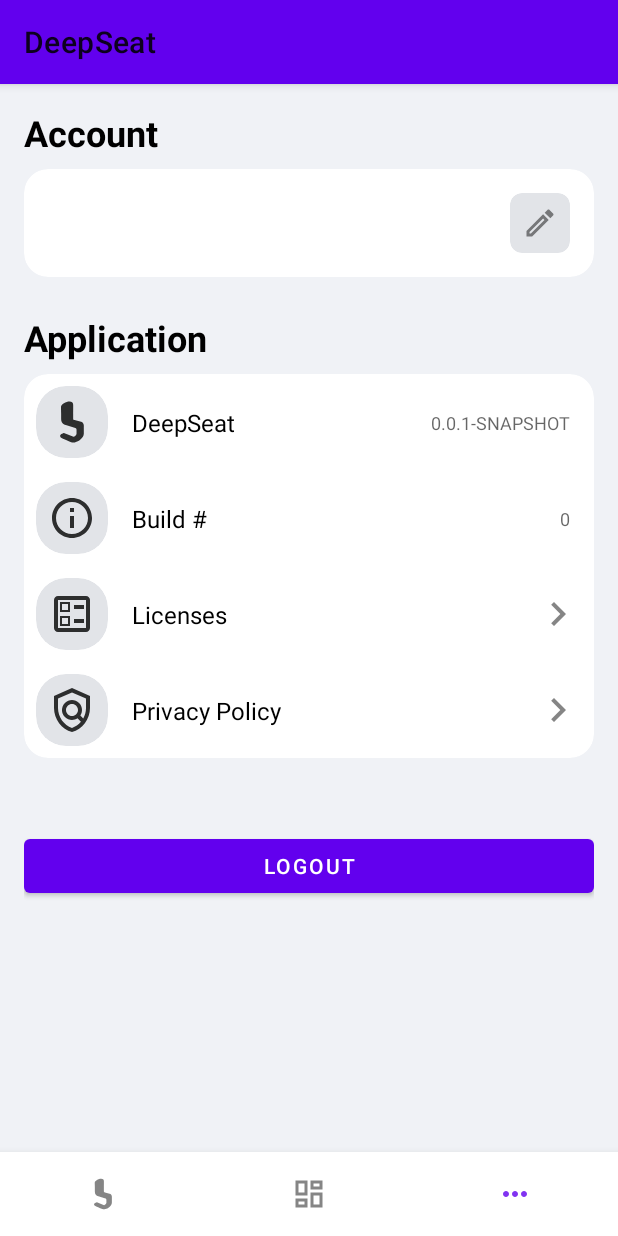
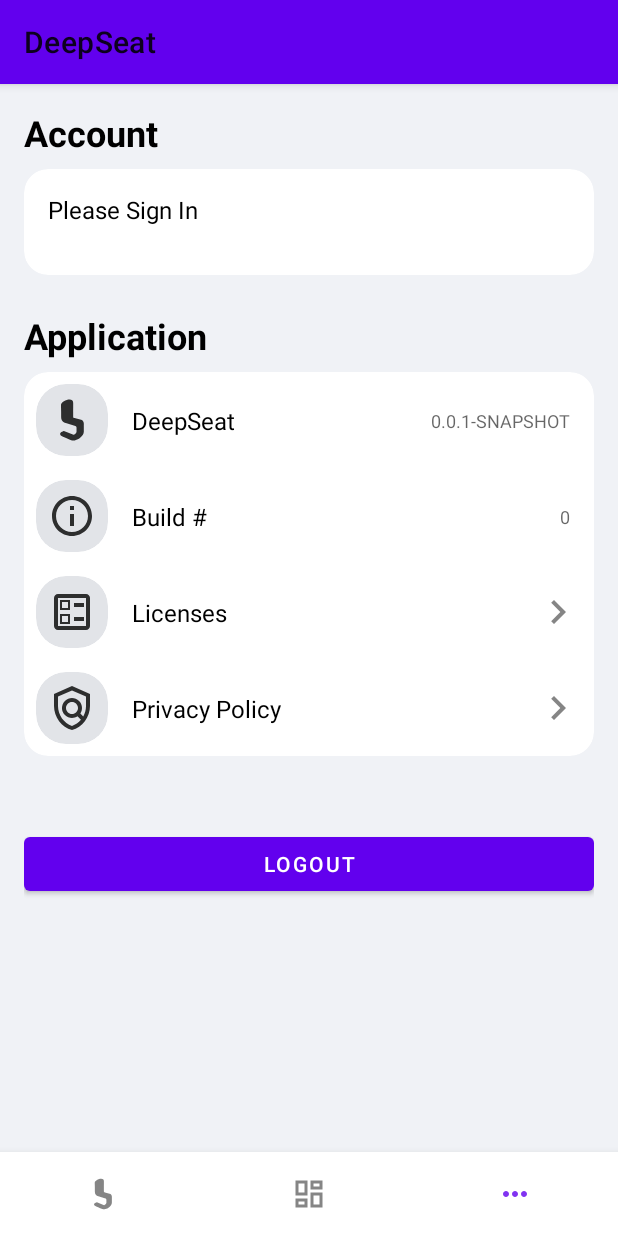
Before and after one commit to seongjiko/DeepSeat_project, an Android app: the screen it shows after launch (MainActivity), item 3 of the bottom bar chosen, on a phone screen of 412 x 824 dp. Run offline under Robolectric (Android 15) with nearby library versions, the phone set to English and light mode, and no system bars.

Commit message:
Feat: MoreFragment 로그인/아웃 작업 추가

```diff
--- a/src/app/android/app/src/main/java/com/deepseat/ds/fragment/MoreFragment.kt
+++ b/src/app/android/app/src/main/java/com/deepseat/ds/fragment/MoreFragment.kt
@@ -1,5 +1,6 @@
 package com.deepseat.ds.fragment
 
+import android.content.Intent
 import android.os.Bundle
 import androidx.fragment.app.Fragment
 import android.view.LayoutInflater
@@ -11,6 +12,7 @@
 import com.deepseat.ds.GlobalData
 import com.deepseat.ds.MainActivity
 import com.deepseat.ds.R
+import com.deepseat.ds.activity.LoginActivity
 import com.deepseat.ds.adapter.MenuAdapter
 import com.deepseat.ds.databinding.FragmentMoreBinding
 import com.deepseat.ds.datasource.MenuDataSource
@@ -46,8 +48,22 @@
             // Account View
             binding.txtMenuNickname.text = GlobalData.user.nickname
             binding.txtMenuUserId.text = GlobalData.user.userId
-            binding.cardMenuEdit.setOnClickListener(this)
+            binding.cardMenuEdit.visibility = View.VISIBLE
+
+            // Log in/ out Button
+            binding.btnMenuLogout.text = getText(R.string.menu_logout)
+        } else {
+            // Account View
+            binding.txtMenuNickname.text = getText(R.string.menu_login_null)
+            binding.txtMenuUserId.text = ""
+            binding.cardMenuEdit.visibility = View.GONE
+
+            // Log in/ out Button
+            binding.btnMenuLogout.text = getText(R.string.menu_login)
         }
+
+        binding.cardMenuEdit.setOnClickListener(this)
+        binding.btnMenuLogout.setOnClickListener(this)
     }
 
     private fun initRecyclerView() {
@@ -95,6 +111,10 @@
     }
 
     private fun handleLogoutButton(v: View) {
-
+        if (GlobalData.user != null) {
+            // TODO: Logout
+        } else {
+            startActivity(Intent(requireContext(), LoginActivity::class.java))
+        }
     }
 }
--- a/src/app/android/app/src/main/res/values/strings.xml
+++ b/src/app/android/app/src/main/res/values/strings.xml
@@ -22,11 +22,13 @@
     <string name="menu_account_title">Account</string>
     <string name="menu_application">Application</string>
     <string name="menu_logout">Logout</string>
+    <string name="menu_login">Logout</string>
     <string name="menu_app_build">Build #</string>
     <string name="menu_licenses">Licenses</string>
     <string name="menu_policy">Privacy Policy</string>
     <string name="menu_edit_title">Change Nickname</string>
     <string name="menu_edit_message">Please enter a new nickname.</string>
+    <string name="menu_login_null">Please Sign In</string>
 
     <!--  LoginActivity  -->
     <string name="login_id">ID</string>
```
Also changed, not shown: 1 other file.
